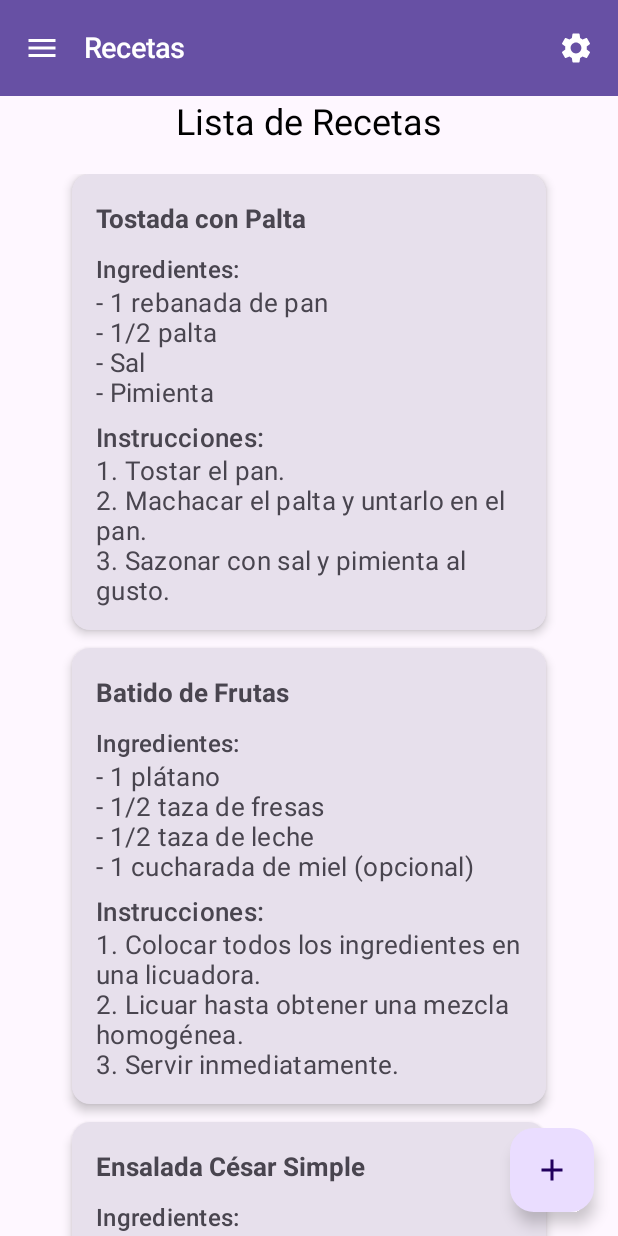
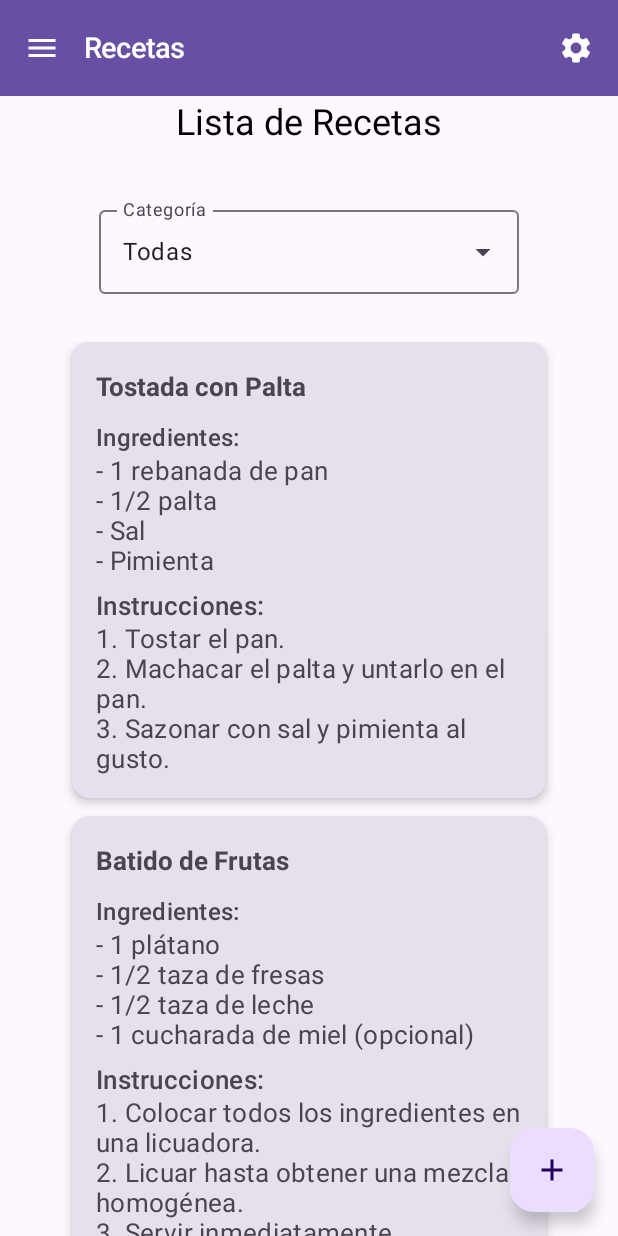
Before and after one commit to oskyng/AppAndroidRecetario, an Android app built with Jetpack Compose: the MainApp screen opened through its navigation route, on a phone screen of 412 x 824 dp. Run offline under Robolectric (Android 15) with nearby library versions, the phone set to English and light mode, and no system bars.

Commit message:
Se agrega filtro por categorías a la lista de recetas. Se añade la propiedad `category` al modelo `Receta`. Se actualiza `HomeActivity.kt` para incluir un `DropdownMenu` que permite al usuario seleccionar una categoría y filtrar las recetas mostradas.

```diff
--- a/app/src/main/java/com/example/recetario/data/Receta.kt
+++ b/app/src/main/java/com/example/recetario/data/Receta.kt
@@ -3,5 +3,6 @@ package com.example.recetario.data
 data class Receta(
     val name: String,
     val ingredients: List<String>,
-    val instructions: String
+    val instructions: String,
+    val category: String
 )
--- a/app/src/main/java/com/example/recetario/ui/screen/HomeActivity.kt
+++ b/app/src/main/java/com/example/recetario/ui/screen/HomeActivity.kt
@@ -10,19 +10,25 @@ import androidx.compose.foundation.lazy.items
 import androidx.compose.material.icons.Icons
 import androidx.compose.material.icons.filled.Add
 import androidx.compose.material3.DrawerValue
+import androidx.compose.material3.DropdownMenuItem
 import androidx.compose.material3.ExperimentalMaterial3Api
+import androidx.compose.material3.ExposedDropdownMenuBox
+import androidx.compose.material3.ExposedDropdownMenuDefaults
 import androidx.compose.material3.FloatingActionButton
 import androidx.compose.material3.FloatingActionButtonDefaults
 import androidx.compose.material3.Icon
 import androidx.compose.material3.MaterialTheme
+import androidx.compose.material3.OutlinedTextField
 import androidx.compose.material3.Scaffold
 import androidx.compose.material3.Text
 import androidx.compose.material3.rememberDrawerState
 import androidx.compose.runtime.Composable
 import androidx.compose.runtime.derivedStateOf
 import androidx.compose.runtime.getValue
+import androidx.compose.runtime.mutableStateOf
 import androidx.compose.runtime.remember
 import androidx.compose.runtime.rememberCoroutineScope
+import androidx.compose.runtime.setValue
 import androidx.compose.ui.Alignment
 import androidx.compose.ui.Modifier
 import androidx.compose.ui.graphics.Color
@@ -47,27 +53,32 @@ fun MainApp() {
         Receta(
             name = "Tostada con Palta",
             ingredients = listOf("1 rebanada de pan", "1/2 palta", "Sal", "Pimienta"),
-            instructions = "1. Tostar el pan.\n2. Machacar el palta y untarlo en el pan.\n3. Sazonar con sal y pimienta al gusto."
+            instructions = "1. Tostar el pan.\n2. Machacar el palta y untarlo en el pan.\n3. Sazonar con sal y pimienta al gusto.",
+            category = "Desayuno"
         ),
         Receta(
             name = "Batido de Frutas",
             ingredients = listOf("1 plátano", "1/2 taza de fresas", "1/2 taza de leche", "1 cucharada de miel (opcional)"),
-            instructions = "1. Colocar todos los ingredientes en una licuadora.\n2. Licuar hasta obtener una mezcla homogénea.\n3. Servir inmediatamente."
+            instructions = "1. Colocar todos los ingredientes en una licuadora.\n2. Licuar hasta obtener una mezcla homogénea.\n3. Servir inmediatamente.",
+            category = "Postre"
         ),
         Receta(
             name = "Ensalada César Simple",
             ingredients = listOf("Lechuga romana", "Crutones", "Queso parmesano rallado", "Aderezo César"),
-            instructions = "1. Lavar y cortar la lechuga.\n2. Mezclar la lechuga con los crutones y el queso parmesano.\n3. Añadir el aderezo César y mezclar bien."
+            instructions = "1. Lavar y cortar la lechuga.\n2. Mezclar la lechuga con los crutones y el queso parmesano.\n3. Añadir el aderezo César y mezclar bien.",
+            category = "Ensalada"
         ),
         Receta(
             name = "Huevos Revueltos",
             ingredients = listOf("2 huevos", "1 cucharada de leche", "Sal", "Pimienta", "Mantequilla o aceite"),
-            instructions = "1. Batir los huevos con la leche, sal y pimienta.\n2. Calentar la mantequilla o aceite en una sartén.\n3. Verter la mezcla de huevo y cocinar, revolviendo ocasionalmente, hasta que estén cocidos."
+            instructions = "1. Batir los huevos con la leche, sal y pimienta.\n2. Calentar la mantequilla o aceite en una sartén.\n3. Verter la mezcla de huevo y cocinar, revolviendo ocasionalmente, hasta que estén cocidos.",
+            category = "Desayuno"
         ),
         Receta(
             name = "Avena Nocturna",
             ingredients = listOf("1/2 taza de avena", "1 taza de leche (o alternativa)", "1 cucharada de semillas de chía", "Fruta al gusto"),
-            instructions = "1. En un frasco, mezclar la avena, la leche y las semillas de chía.\n2. Refrigerar durante la noche (o al menos 4 horas).\n3. Antes de servir, añadir tu fruta favorita."
+            instructions = "1. En un frasco, mezclar la avena, la leche y las semillas de chía.\n2. Refrigerar durante la noche (o al menos 4 horas).\n3. Antes de servir, añadir tu fruta favorita.",
+            category = "Postre"
         )
     )
 
@@ -111,22 +122,68 @@ fun MainApp() {
 
 }
 
+@OptIn(ExperimentalMaterial3Api::class)
 @Composable
 fun RecipeListUI(recipes: List<Receta>) {
+    var selectedCategory by remember { mutableStateOf("Todas") }
+    val categories = listOf("Todas", "Desayuno", "Almuerzo", "Ensalada", "Postre")
     val fontSize by remember { derivedStateOf { SharedState.currentFontSize.sp } }
+    var expanded by remember { mutableStateOf(false) }
+
     Text(
         text = "Lista de Recetas",
         style = MaterialTheme.typography.headlineMedium.copy(fontSize = fontSize * 1.5f),
         color = Color.Black,
         modifier = Modifier.semantics { contentDescription = "Subtítulo: Lista de Recetas" }
     )
+    ExposedDropdownMenuBox(
+        expanded = expanded,
+        onExpandedChange = { expanded = !expanded },
+        modifier = Modifier
+            .padding(16.dp)
+            .semantics { contentDescription = "Menú de categorías de recetas" }
+    ) {
+        OutlinedTextField(
+            value = selectedCategory,
+            onValueChange = {},
+            readOnly = true,
+            label = { Text("Categoría") },
+            trailingIcon = {
+                ExposedDropdownMenuDefaults.TrailingIcon(expanded = expanded)
+            },
+            modifier = Modifier
+                .menuAnchor()
+                .semantics { contentDescription = "Seleccionar categoría de recetas" }
+        )
+        ExposedDropdownMenu(
+            expanded = expanded,
+            onDismissRequest = { expanded = false }
+        ) {
+            categories.forEach { category ->
+                DropdownMenuItem(
+                    text = { Text(category) },
+                    onClick = {
+                        selectedCategory = category
+                        expanded = false
+                    },
+                    modifier = Modifier.semantics { contentDescription = "Opción de categoría: $category" }
+                )
+            }
+        }
+    }
+
+    val filteredRecipes = when (selectedCategory) {
+        "Todas" -> recipes
+        else -> recipes.filter { it.category == selectedCategory }
+    }
+
     LazyColumn (
         modifier = Modifier
             .fillMaxSize()
             .padding(horizontal = 16.dp),
         verticalArrangement = Arrangement.spacedBy(12.dp)
     ) {
-        items(recipes) { recipe -> RecipeCard( recipe = recipe, fontSize = fontSize) }
+        items(filteredRecipes) { recipe -> RecipeCard( recipe = recipe, fontSize = fontSize) }
     }
 }
 
```
